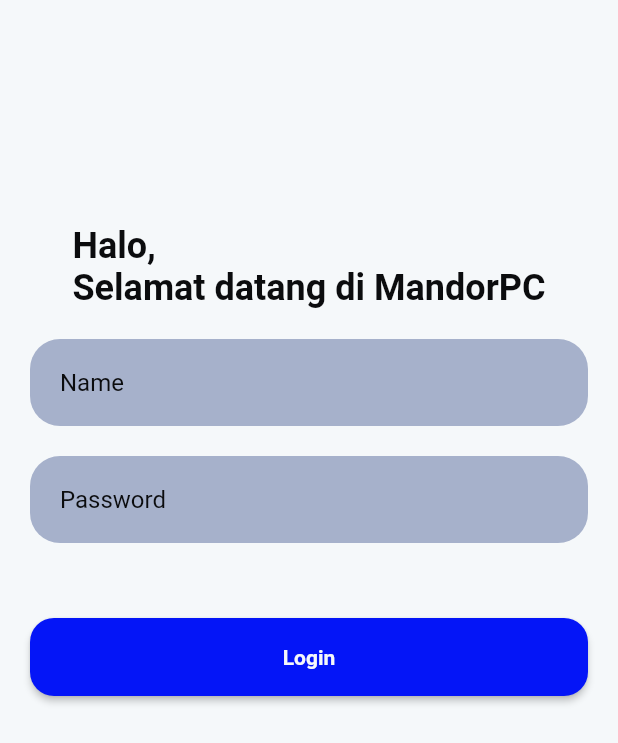
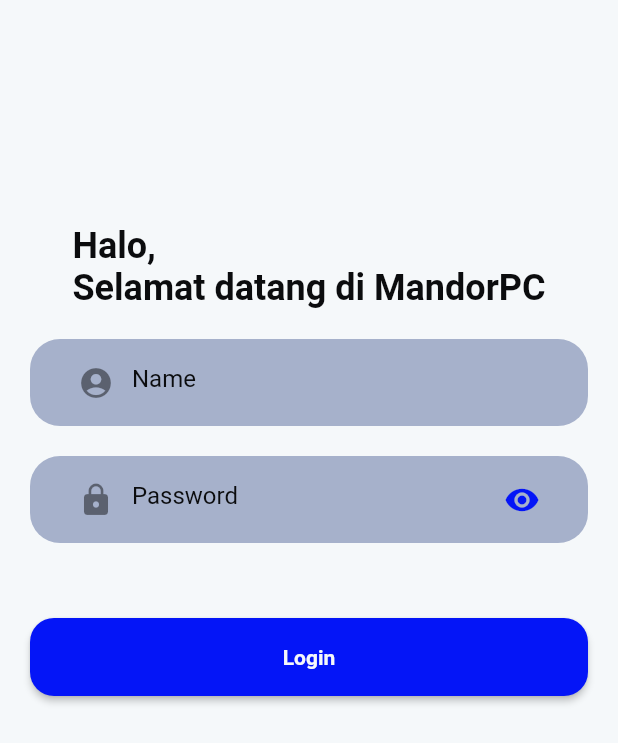
Before and after one commit to adrianusaja45/mini_project_mandor_pc, a Flutter app: the screen it shows after launch, on a phone screen of 412 x 824 dp. Shown: the top 743 px of the screen. Run offline on Flutter 3.47's test engine with Material 2 defaults, Android fonts, the phone set to English and light mode, and no system bars; our stand-ins replace dio, flutter_speed_dial, google_fonts, shared_preferences.

Commit message:
add prefix and suffix icon

```diff
--- a/lib/view/login_page.dart
+++ b/lib/view/login_page.dart
@@ -15,6 +15,7 @@
   final _usernameController = TextEditingController();
   final _passwordController = TextEditingController();
   final _formKey = GlobalKey<FormState>();
+  bool obscure = true;
 
   @override
   void initState() {
@@ -63,6 +64,9 @@
                       },
                       controller: _usernameController,
                       decoration: const InputDecoration(
+                        prefixIcon: Icon(
+                          Icons.account_circle,
+                        ),
                         hintText: 'Name',
                         border: InputBorder.none,
                       ),
@@ -77,8 +81,19 @@
                       borderRadius: BorderRadius.circular(20),
                     ),
                     child: TextFormField(
+                      obscureText: obscure,
+                      keyboardType: TextInputType.visiblePassword,
                       controller: _passwordController,
-                      decoration: const InputDecoration(
+                      decoration: InputDecoration(
+                        prefixIcon: const Icon(
+                          Icons.lock,
+                        ),
+                        suffixIcon: IconButton(
+                            onPressed: () => setState(() => obscure = !obscure),
+                            icon: Icon(
+                              obscure ? Icons.visibility : Icons.visibility_off,
+                              color: Theme.of(context).colorScheme.primary,
+                            )),
                         hintText: 'Password',
                         border: InputBorder.none,
                       ),
```
